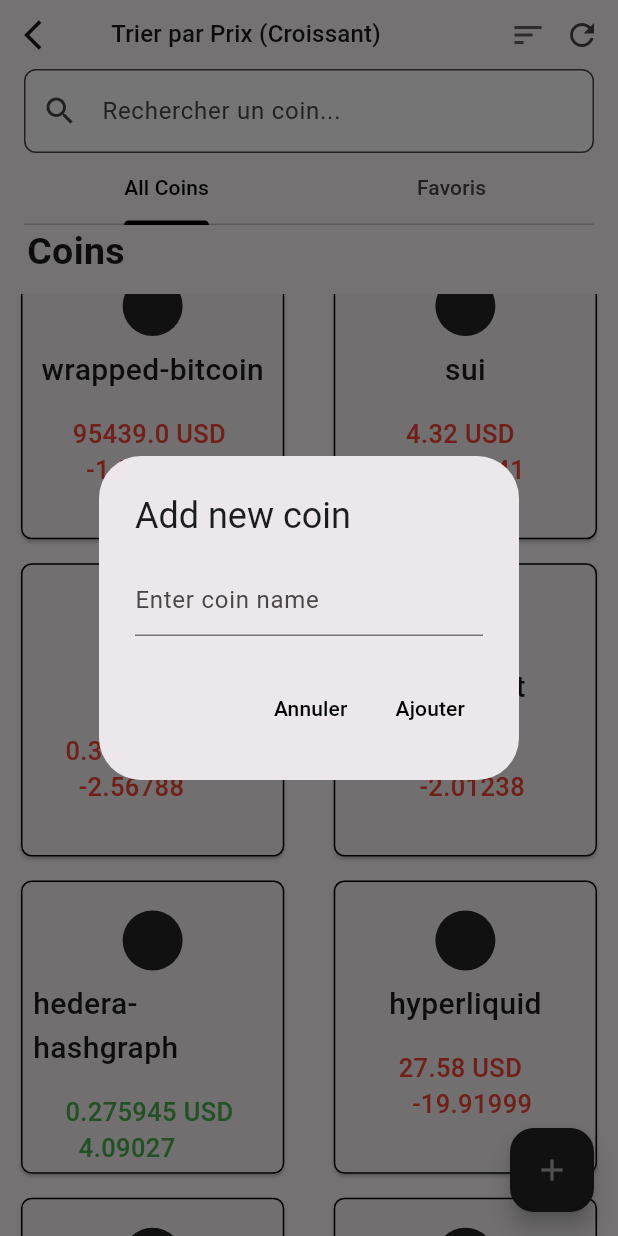
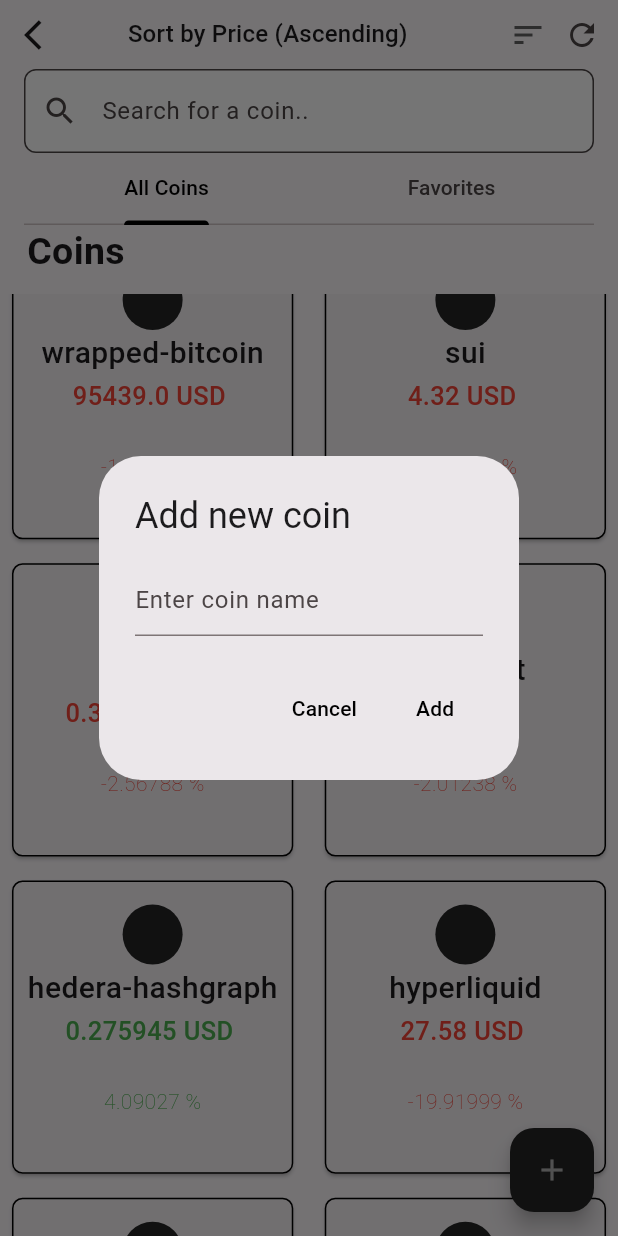
Before and after one commit to azizi06/tradingalertsapp, a Flutter app: the FavouritePage screen opened by its route, scrolled down 1728 dp, after a tap on the "add" icon, on a phone screen of 412 x 824 dp. Run offline on Flutter 3.47's test engine with Material 3 defaults, Android fonts, the phone set to English and light mode, and no system bars; our stand-ins replace cloud_firestore, dio, firebase_auth, firebase_core, firebase_messaging, flutter_bloc and 5 more; missing offline and left inert: chart_sparkline, workmanager; accounts and stored records are empty; network calls fail; Roboto replaces fonts that are missing (Roboto Flex).

Commit message:
Fixing small details

```diff
--- a/lib/components/my_stockSquareCard.dart
+++ b/lib/components/my_stockSquareCard.dart
@@ -21,7 +21,7 @@ class MyStockSquareCard extends StatelessWidget {
   @override
   Widget build(BuildContext context) {
     return Padding(
-      padding: const EdgeInsets.symmetric(horizontal: 10.0),
+      padding: const EdgeInsets.symmetric(horizontal: 4.0),
       child: InkWell(
         onTap: () => context.pushNamed(Routes.routeCoinChart,queryParameters:{"coinID" : id}),
         child: Card(
@@ -35,12 +35,12 @@ class MyStockSquareCard extends StatelessWidget {
           child: Column(
             mainAxisSize: MainAxisSize.min,
             children: [
-              const SizedBox(height: 20),
+              const SizedBox(height: 16),
               CircleAvatar(
                 backgroundImage: NetworkImage(image),
               ),
               Padding(
-                padding: const EdgeInsets.all(8.0),
+                padding: const EdgeInsets.all(1.0),
                 child: Text(
                   id,
                   style: const TextStyle(
@@ -50,16 +50,26 @@ class MyStockSquareCard extends StatelessWidget {
                 ),
               ),
               Padding(
-                padding: const EdgeInsets.all(8.0),
-                child: Text(
-                  currentPrice.toString() + " USD \n  "+change.toString(),
+                padding: const EdgeInsets.all(1.0),
+                child:
+                    Text(
+                      currentPrice.toString() + " USD \n  ",
                       style:  TextStyle(
                         color:  priceColor,
                         fontWeight: FontWeight.w500,
                         fontSize: 17,
                       ),
                     ),
+
+
                 ),
+                        Text("${change} %",style: TextStyle(
+                        color:  priceColor,
+                        fontWeight: FontWeight.w200,
+                        //fontSize: 10,
+                      ),)
+
+
             ],
           ),
         ),
--- a/lib/screens/alarm_screen.dart
+++ b/lib/screens/alarm_screen.dart
@@ -230,7 +230,7 @@ class _AlarmPageState extends State<AlarmPage>
           children: [
             // Onglet des alertes actives
             activeAlerts.isEmpty
-                ? const Center(child: Text("Aucune alarme active."))
+                ? const Center(child: Text("No active alarms."))
                 : ListView.builder(
                     itemCount: activeAlerts.length,
                     itemBuilder: (context, index) {
@@ -258,19 +258,19 @@ class _AlarmPageState extends State<AlarmPage>
                   ),
             // Onglet historique des alertes
             alertHistory.isEmpty
-                ? const Center(child: Text("Aucune alarme dans l'historique."))
+                ? const Center(child: Text("No alarms in the history"))
                 : ListView.builder(
                     itemCount: alertHistory.length,
                     itemBuilder: (context, index) {
                       final alert = alertHistory[index];
                       return ListTile(
                         leading: CircleAvatar(
-                          child: Text(alert.coinID.toUpperCase()),
+                          child: Icon(Icons.alarm_off),
                         ),
                         title: Text(
                             "${alert.coinID.toUpperCase()} - ${alert.value} USD"),
                         subtitle: Text(
-                            "Ajoutée le ${alert.createdAt.toString().split(' ')[0]}"),
+                            "Added ${alert.createdAt.toString().split(' ')[0]}"),
                       );
                     },
                   ),
--- a/lib/screens/favoris_screen.dart
+++ b/lib/screens/favoris_screen.dart
@@ -124,12 +124,12 @@ class _FavouritePageState extends State<FavouritePage> {
       } else {
         ScaffoldMessenger.of(context).showSnackBar(
           SnackBar(
-              content: Text("Le coin $coin n'existe pas ou est invalide.")),
+              content: Text("The coin $coin does not exist or is invalid")),
         );
       }
     } else {
       ScaffoldMessenger.of(context).showSnackBar(
-        SnackBar(content: Text("$coin est déjà dans vos favoris.")),
+        SnackBar(content: Text("$coin is already in your favorites")),
       );
     }
   }
@@ -139,22 +139,22 @@ class _FavouritePageState extends State<FavouritePage> {
       context: context,
       builder: (context) {
         return AlertDialog(
-          title: Text("Confirmer la suppression"),
+          title: Text("Confirm deletion"),
           content:
-              Text("Êtes-vous sûr de vouloir supprimer $coin de vos favoris ?"),
+              Text("Are you sure you want to remove $coin from your favorites?"),
           actions: [
             TextButton(
               onPressed: () {
                 Navigator.of(context).pop();
               },
-              child: Text("Annuler"),
+              child: Text("Cancel"),
             ),
             TextButton(
               onPressed: () {
                 _removeCoin(coin);
                 Navigator.of(context).pop();
               },
-              child: Text("Supprimer"),
+              child: Text("delete"),
             ),
           ],
         );
@@ -249,32 +249,32 @@ class _FavouritePageState extends State<FavouritePage> {
                   // Option de tri par prix croissant
                   DropdownMenuItem(
                     value: 'price_asc',
-                    child: Text("Trier par Prix (Croissant)"),
+                    child: Text("Sort by Price (Ascending)"),
                   ),
                   // Option de tri par prix décroissant
                   DropdownMenuItem(
                     value: 'price_desc',
-                    child: Text("Trier par Prix (Décroissant)"),
+                    child: Text("Sort by Price (Descending)"),
                   ),
                   // Option de tri par variation 24h croissante
                   DropdownMenuItem(
                     value: 'change_24h_asc',
-                    child: Text("Trier par Variation 24h (Croissant)"),
+                    child: Text("Sort by 24h Variation (Ascending)"),
                   ),
                   // Option de tri par variation 24h décroissante
                   DropdownMenuItem(
                     value: 'change_24h_desc',
-                    child: Text("Trier par Variation 24h (Décroissant)"),
+                    child: Text("Sort by 24h Variation (Descending)"),
                   ),
                   // Option de tri par nom croissant (A-Z)
                   DropdownMenuItem(
                     value: 'name_asc',
-                    child: Text("Trier par Nom (A-Z)"),
+                    child: Text("Sort by Name (A-Z)"),
                   ),
                   // Option de tri par nom décroissant (Z-A)
                   DropdownMenuItem(
                     value: 'name_desc',
-                    child: Text("Trier par Nom (Z-A)"),
+                    child: Text("Sort by Name (Z-A)"),
                   ),
                 ],
               ),
@@ -293,7 +293,7 @@ class _FavouritePageState extends State<FavouritePage> {
                     TextField(
                       controller: _searchController,
                       decoration: const InputDecoration(
-                        hintText: "Rechercher un coin...",
+                        hintText: "Search for a coin..",
                         prefixIcon: Icon(Icons.search),
                         border: OutlineInputBorder(
                           borderRadius: BorderRadius.all(Radius.circular(8.0)),
@@ -307,7 +307,7 @@ class _FavouritePageState extends State<FavouritePage> {
                         text: "All Coins",
                       ),
                       Tab(
-                        text: "Favoris",
+                        text: "Favorites",
                       ),
                     ]),
                   ],
@@ -362,7 +362,7 @@ class _FavouritePageState extends State<FavouritePage> {
                                 ),
                                 title: Text(coin.id),
                                 subtitle: Text(
-                                    "Prix: ${_formatPrice(coin.currentPrice)}\nVariation 24h: ${coin.priceChange24h.toStringAsFixed(2)}%"),
+                                    "Price: ${_formatPrice(coin.currentPrice)}\nVariation 24h: ${coin.priceChange24h.toStringAsFixed(2)}%"),
                                 trailing: IconButton(
                                   icon: Icon(Icons.delete, color: Colors.red),
                                   onPressed: () {
@@ -397,14 +397,14 @@ class _FavouritePageState extends State<FavouritePage> {
                       onPressed: () {
                         Navigator.of(context).pop(null);
                       },
-                      child: Text("Annuler"),
+                      child: Text("Cancel"),
                     ),
                     TextButton(
                       onPressed: () {
                         Navigator.of(context)
                             .pop(_newCoinController.text.toLowerCase());
                       },
-                      child: Text("Ajouter"),
+                      child: Text("Add"),
                     ),
                   ],
                 );
```
Lines whose indentation alone changed are shown as unchanged.
